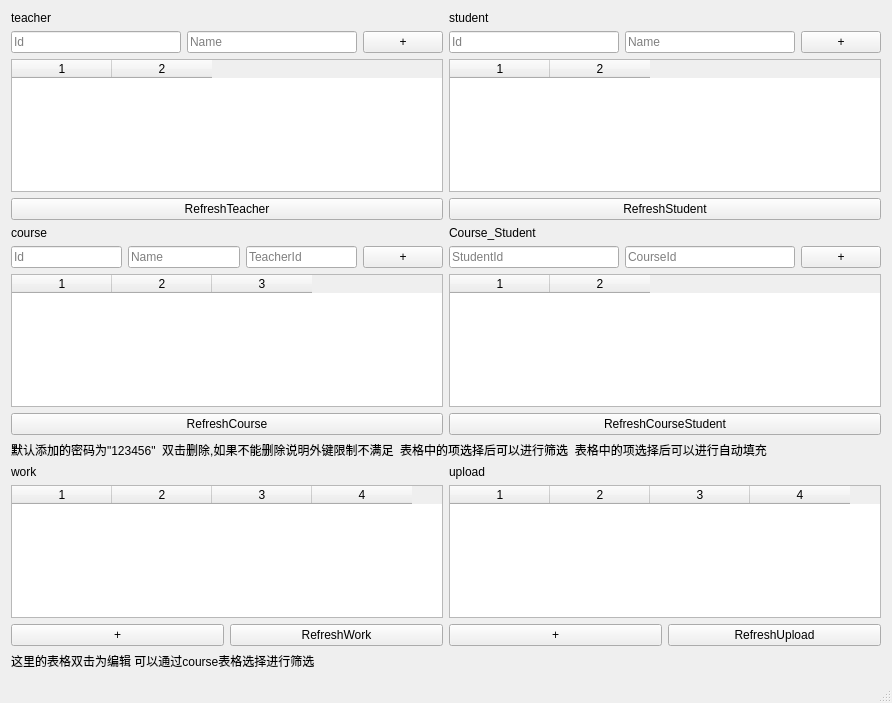
Above: adminui.ui from BeanLiu1994/Su6missi0nSys before the change. Below: the same form after it.
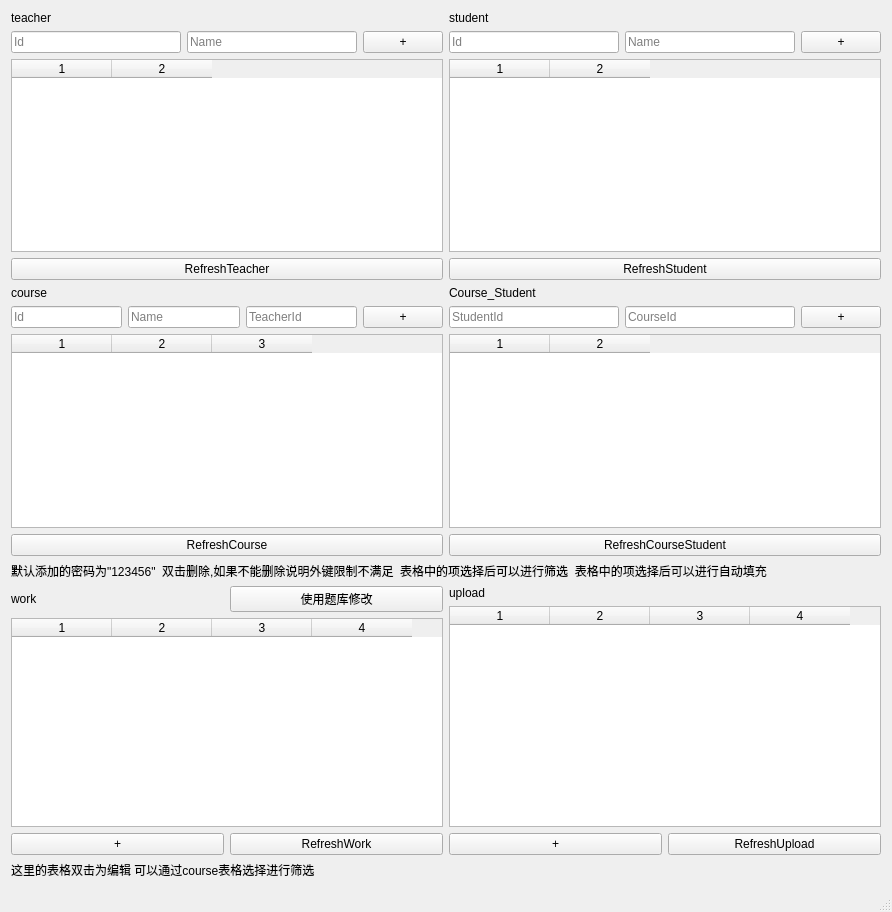
That is the form after the change.

Commit message: 添加了一个题库的界面。现在在管理员界面添加了入口。

Diff of the .ui file:
```diff
--- a/adminui.ui
+++ b/adminui.ui
@@ -7,7 +7,7 @@
     <x>0</x>
     <y>0</y>
     <width>892</width>
-    <height>703</height>
+    <height>912</height>
    </rect>
   </property>
   <property name="windowTitle">
@@ -256,15 +256,26 @@
      </widget>
     </item>
     <item>
-     <layout class="QHBoxLayout" name="horizontalLayout_9">
+     <layout class="QHBoxLayout" name="horizontalLayout_10">
       <item>
        <layout class="QVBoxLayout" name="verticalLayout_5">
         <item>
+         <layout class="QHBoxLayout" name="horizontalLayout_9">
+          <item>
          <widget class="QLabel" name="label5">
           <property name="text">
            <string>work</string>
           </property>
          </widget>
+          </item>
+          <item>
+           <widget class="QPushButton" name="WorkLibEntry">
+            <property name="text">
+             <string>使用题库修改</string>
+            </property>
+           </widget>
+          </item>
+         </layout>
         </item>
         <item>
          <widget class="QTableWidget" name="work_table">
```
Lines whose indentation alone changed are shown as unchanged. The commit also changes 8 other files.
